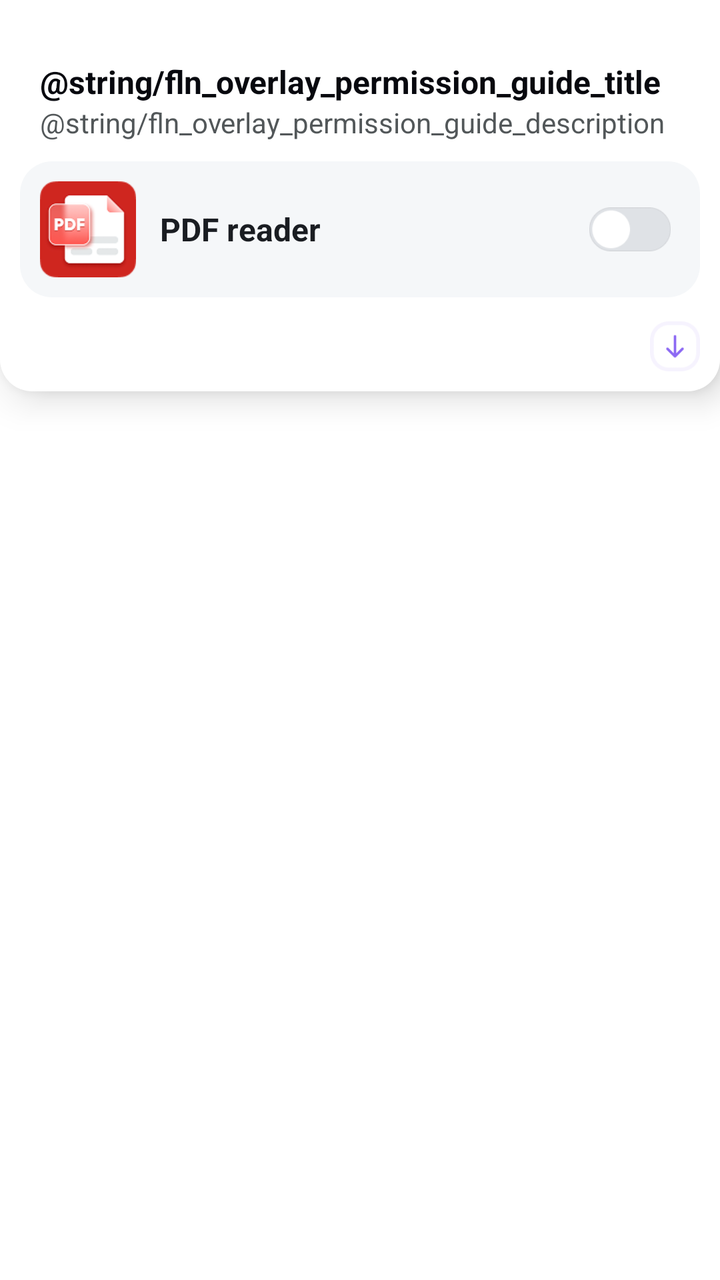
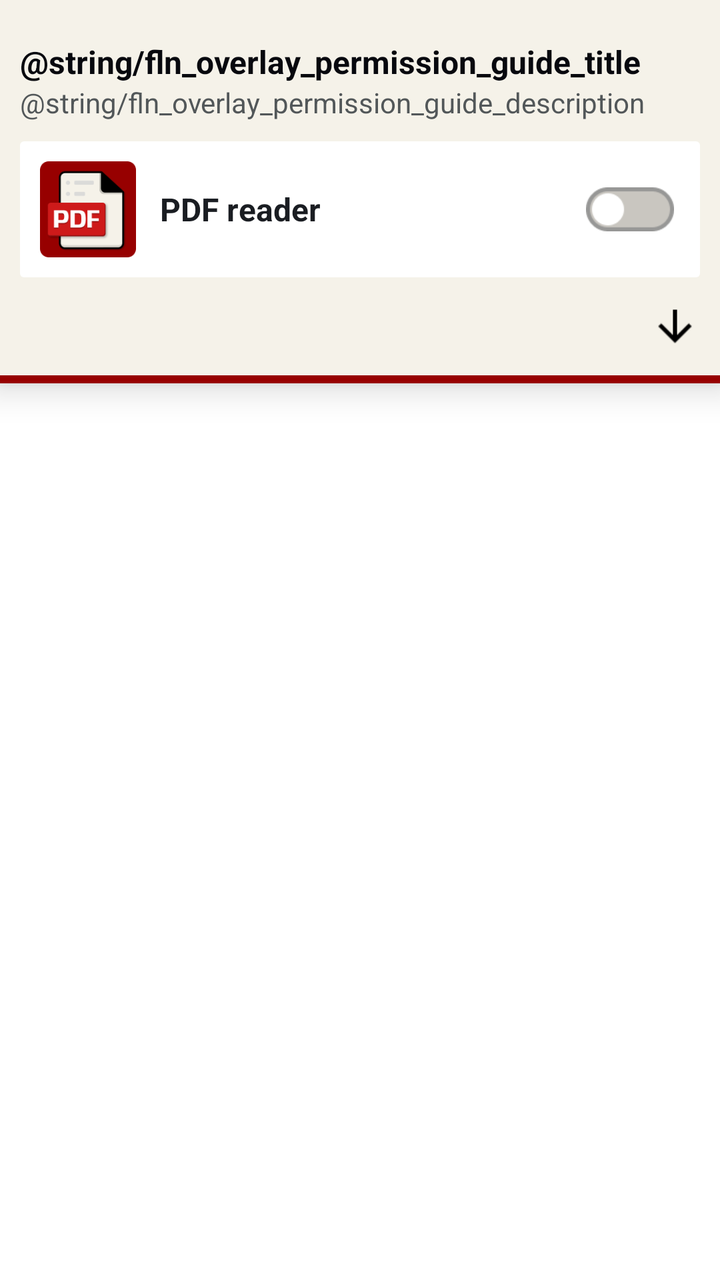

The first picture is an Android layout as it rendered before a commit; the second is the same layout after the commit. The layout source and the unified diff follow.
<!-- AndroidManifest.xml: fallback theme Theme.MaterialComponents.DayNight.NoActionBar -->
<!-- res/layout/overlay_layout.xml -->
<?xml version="1.0" encoding="utf-8"?>
<FrameLayout xmlns:android="http://schemas.android.com/apk/res/android"
    android:id="@+id/fln_overlay_permission_guide_root"
    android:layout_width="match_parent"
    android:layout_height="match_parent"
    android:background="@android:color/transparent"
    android:clickable="true"
    android:focusable="true">
    <LinearLayout
        android:id="@+id/root_layout"
        android:layout_width="match_parent"
        android:layout_height="wrap_content"
        android:background="@drawable/overlay_bg"
        android:elevation="10dp"
        android:gravity="center_horizontal"
        android:orientation="vertical"
        android:padding="10dp">

        <LinearLayout
            android:layout_width="match_parent"
            android:layout_height="wrap_content"
            android:layout_marginTop="20dp"
            android:layout_marginLeft="10dp"
            android:layout_marginRight="10dp"
            android:orientation="vertical">

            <TextView
                android:id="@+id/guide_title_text"
                android:layout_width="match_parent"
                android:layout_height="wrap_content"
                android:text="@string/fln_overlay_permission_guide_title"
                android:textColor="#07080E"
                android:textSize="16sp"
                android:textStyle="bold" />

            <TextView
                android:id="@+id/guide_description_text"
                android:layout_width="match_parent"
                android:layout_height="wrap_content"
                android:text="@string/fln_overlay_permission_guide_description"
                android:textColor="#525759"
                android:textSize="14sp" />
        </LinearLayout>

        <LinearLayout
            android:layout_width="match_parent"
            android:layout_height="wrap_content"
            android:layout_marginTop="10dp"
            android:gravity="center_vertical"
            android:orientation="horizontal"
            android:padding="10dp"
            android:background="@drawable/overlay_info_bg">

            <ImageView
                android:id="@+id/icon_logo"
                android:layout_width="48dp"
                android:layout_height="48dp"
                android:scaleType="fitCenter"
                android:src="@drawable/notice_logo"/>

            <TextView
                android:id="@+id/app_name_text"
                android:layout_width="0dp"
                android:layout_height="wrap_content"
                android:layout_marginLeft="12dp"
                android:layout_marginRight="12dp"
                android:textSize="16sp"
                android:layout_weight="1"
                android:text="PDF reader"
                android:textColor="#1A1D22"
                android:textStyle="bold" />

            <ImageView
                android:id="@+id/icon_switch"
                android:layout_width="50dp"
                android:layout_height="22dp"
                android:src="@drawable/switch_close" />
        </LinearLayout>
        <ImageView
            android:id="@+id/right_down_icon"
            android:layout_width="25dp"
            android:layout_height="25dp"
            android:layout_marginTop="12dp"
            android:layout_gravity="end"
            android:src="@drawable/overlay_down"/>
    </LinearLayout>
</FrameLayout>
<!-- resources referenced by this layout -->
<resources>
  <!-- drawable notice_logo: png bitmap (drawable, 6292 bytes) -->
  <!-- drawable overlay_bg (drawable) -->
  <shape xmlns:android="http://schemas.android.com/apk/res/android"
      android:shape="rectangle">
  
      <solid android:color="#FFFFFF"/>
      <corners
          android:bottomLeftRadius="16dp"
          android:bottomRightRadius="16dp"
          />
  </shape>
  <!-- drawable overlay_down: png bitmap (drawable, 2095 bytes) -->
  <!-- drawable overlay_info_bg (drawable) -->
  <?xml version="1.0" encoding="utf-8"?>
  <shape xmlns:android="http://schemas.android.com/apk/res/android">
      <solid android:color="#F5F7F9" />
      <corners android:radius="16dp" />
  </shape>
  <!-- drawable switch_close: png bitmap (drawable, 1899 bytes) -->
</resources>

<!-- the commit's change to res/layout/overlay_layout.xml (unified diff, before → after) -->
@@ -13,8 +13,7 @@
         android:background="@drawable/overlay_bg"
         android:elevation="10dp"
         android:gravity="center_horizontal"
-        android:orientation="vertical"
-        android:padding="10dp">
+        android:orientation="vertical">
 
         <LinearLayout
             android:layout_width="match_parent"
@@ -49,6 +48,8 @@
             android:gravity="center_vertical"
             android:orientation="horizontal"
             android:padding="10dp"
+            android:layout_marginLeft="10dp"
+            android:layout_marginRight="10dp"
             android:background="@drawable/overlay_info_bg">
 
             <ImageView
@@ -81,7 +82,13 @@
             android:layout_width="25dp"
             android:layout_height="25dp"
             android:layout_marginTop="12dp"
+            android:layout_marginRight="10dp"
             android:layout_gravity="end"
             android:src="@drawable/overlay_down"/>
+        <LinearLayout
+            android:layout_width="match_parent"
+            android:layout_height="4dp"
+            android:background="#970000"
+            android:layout_marginTop="12dp"/>
     </LinearLayout>
 </FrameLayout>
<!-- resource entries referenced after the edit -->
@@ -1,23 +1,19 @@
 <!-- resources referenced by this layout -->
 <resources>
-  <!-- drawable notice_logo: png bitmap (drawable, 6292 bytes) -->
+  <!-- drawable notice_logo: png bitmap (drawable, 6518 bytes) -->
   <!-- drawable overlay_bg (drawable) -->
   <shape xmlns:android="http://schemas.android.com/apk/res/android"
       android:shape="rectangle">
   
-      <solid android:color="#FFFFFF"/>
-      <corners
-          android:bottomLeftRadius="16dp"
-          android:bottomRightRadius="16dp"
-          />
+      <solid android:color="#F5F2E9"/>
   </shape>
-  <!-- drawable overlay_down: png bitmap (drawable, 2095 bytes) -->
+  <!-- drawable overlay_down: png bitmap (drawable, 365 bytes) -->
   <!-- drawable overlay_info_bg (drawable) -->
   <?xml version="1.0" encoding="utf-8"?>
   <shape xmlns:android="http://schemas.android.com/apk/res/android">
-      <solid android:color="#F5F7F9" />
-      <corners android:radius="16dp" />
+      <solid android:color="#FFFFFF" />
+      <corners android:radius="2dp" />
   </shape>
-  <!-- drawable switch_close: png bitmap (drawable, 1899 bytes) -->
+  <!-- drawable switch_close: png bitmap (drawable, 1731 bytes) -->
 </resources>
 
